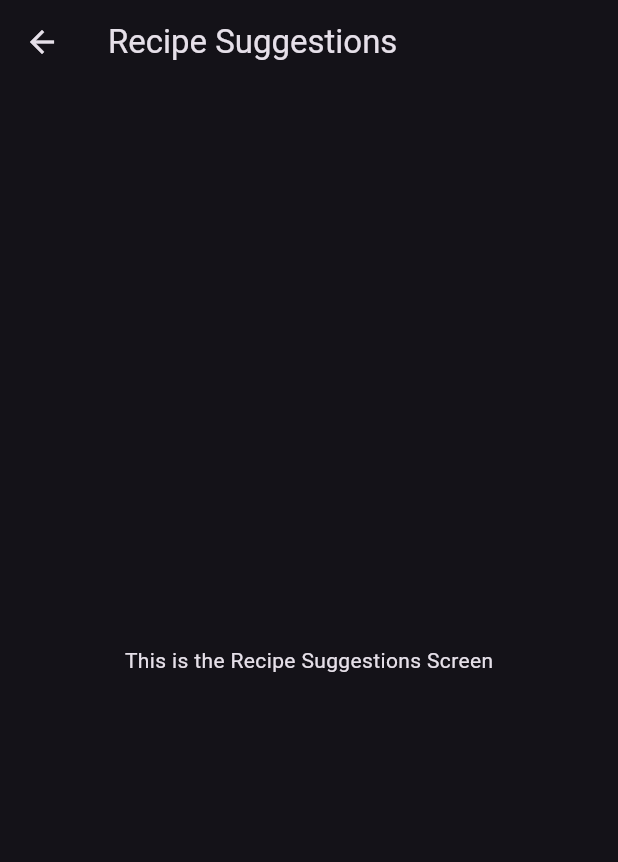
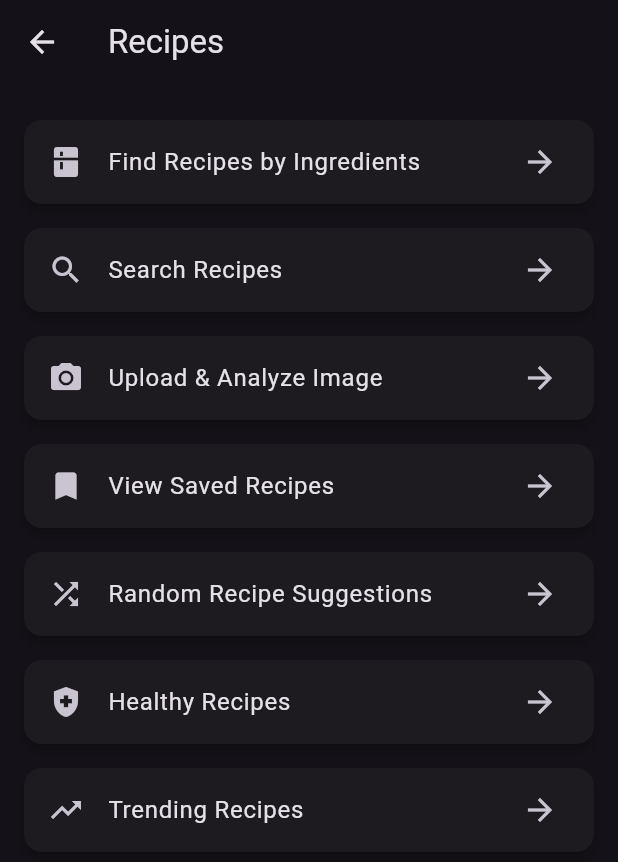
Before and after one commit to Crypto-1337/cookingCompanion, a Flutter app: the screen it shows after launch, after a tap on "Recipes", on a phone screen of 412 x 824 dp. Shown: the top 862 px of the screen. Run offline on Flutter 3.47's test engine with Material 3 defaults, Android fonts, the phone set to English and light mode, and no system bars; our stand-ins replace hive, hive_flutter; accounts and stored records are empty.

Commit message:
changed route to recipe_screen, added sub navigation in recipe_screen

```diff
--- a/lib/main.dart
+++ b/lib/main.dart
@@ -7,7 +7,7 @@
 // Import the different screens
 import 'screens/home_screen.dart';
 import 'screens/grocery_list_screen.dart';
-import 'screens/recipe_suggestions_screen.dart';
+import 'screens/recipe_screen.dart';
 import 'screens/meal_planner_screen.dart';
 import 'screens/settings_screen.dart';
 
@@ -45,7 +45,7 @@
       routes: {
         '/': (context) => HomeScreen(),
         '/grocery-list': (context) => GroceryListScreen(),
-        '/recipe-suggestions': (context) => RecipeSuggestionsScreen(),
+        '/recipe-suggestions': (context) => RecipeScreen(),
         '/meal-planner': (context) => MealPlannerScreen(),
         '/settings': (context) => SettingsScreen(),
       },
--- /dev/null
+++ b/lib/screens/recipe_screen.dart
@@ -0,0 +1,88 @@
+import 'package:flutter/material.dart';
+
+class RecipeScreen extends StatelessWidget {
+  @override
+  Widget build(BuildContext context) {
+    return Scaffold(
+      appBar: AppBar(
+        title: Text('Recipes'),
+      ),
+      body: Padding(
+        padding: const EdgeInsets.all(16.0),
+        child: Column(
+          children: [
+            _buildRecipeOption(
+              context,
+              title: 'Find Recipes by Ingredients',
+              icon: Icons.kitchen,
+              onTap: () {
+                Navigator.pushNamed(context, '/find-by-ingredients');
+              },
+            ),
+            _buildRecipeOption(
+              context,
+              title: 'Search Recipes',
+              icon: Icons.search,
+              onTap: () {
+                Navigator.pushNamed(context, '/search-recipes');
+              },
+            ),
+            _buildRecipeOption(
+              context,
+              title: 'Upload & Analyze Image',
+              icon: Icons.camera_alt,
+              onTap: () {
+                Navigator.pushNamed(context, '/analyze-image');
+              },
+            ),
+            _buildRecipeOption(
+              context,
+              title: 'View Saved Recipes',
+              icon: Icons.bookmark,
+              onTap: () {
+                Navigator.pushNamed(context, '/saved-recipes');
+              },
+            ),
+            _buildRecipeOption(
+              context,
+              title: 'Random Recipe Suggestions',
+              icon: Icons.shuffle,
+              onTap: () {
+                Navigator.pushNamed(context, '/random-recipes');
+              },
+            ),
+            _buildRecipeOption(
+              context,
+              title: 'Healthy Recipes',
+              icon: Icons.health_and_safety,
+              onTap: () {
+                Navigator.pushNamed(context, '/healthy-recipes');
+              },
+            ),
+            _buildRecipeOption(
+              context,
+              title: 'Trending Recipes',
+              icon: Icons.trending_up,
+              onTap: () {
+                Navigator.pushNamed(context, '/trending-recipes');
+              },
+            ),
+          ],
+        ),
+      ),
+    );
+  }
+
+  Widget _buildRecipeOption(BuildContext context, {required String title, required IconData icon, required VoidCallback onTap}) {
+    return Card(
+      elevation: 3,
+      margin: EdgeInsets.symmetric(vertical: 8.0),
+      child: ListTile(
+        leading: Icon(icon),
+        title: Text(title),
+        trailing: Icon(Icons.arrow_forward),
+        onTap: onTap,
+      ),
+    );
+  }
+}
--- a/lib/screens/recipe_suggestions_screen.dart
+++ /dev/null
@@ -1,15 +0,0 @@
-import 'package:flutter/material.dart';
-
-class RecipeSuggestionsScreen extends StatelessWidget {
-  @override
-  Widget build(BuildContext context) {
-    return Scaffold(
-      appBar: AppBar(
-        title: Text('Recipe Suggestions'),
-      ),
-      body: Center(
-        child: Text('This is the Recipe Suggestions Screen'),
-      ),
-    );
-  }
-}
```
